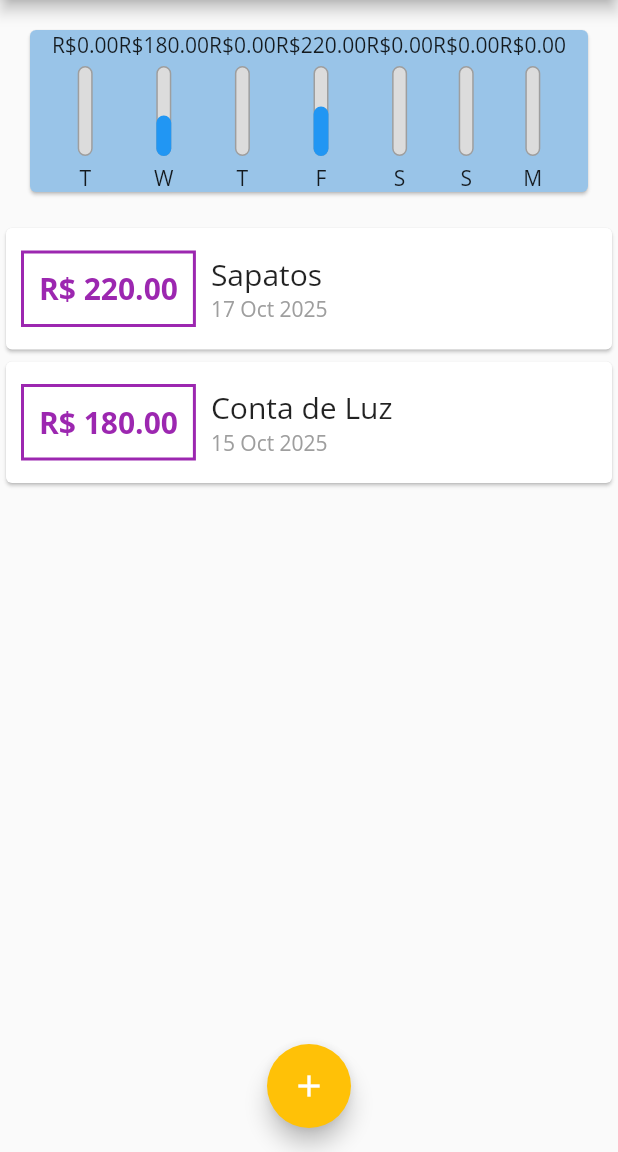
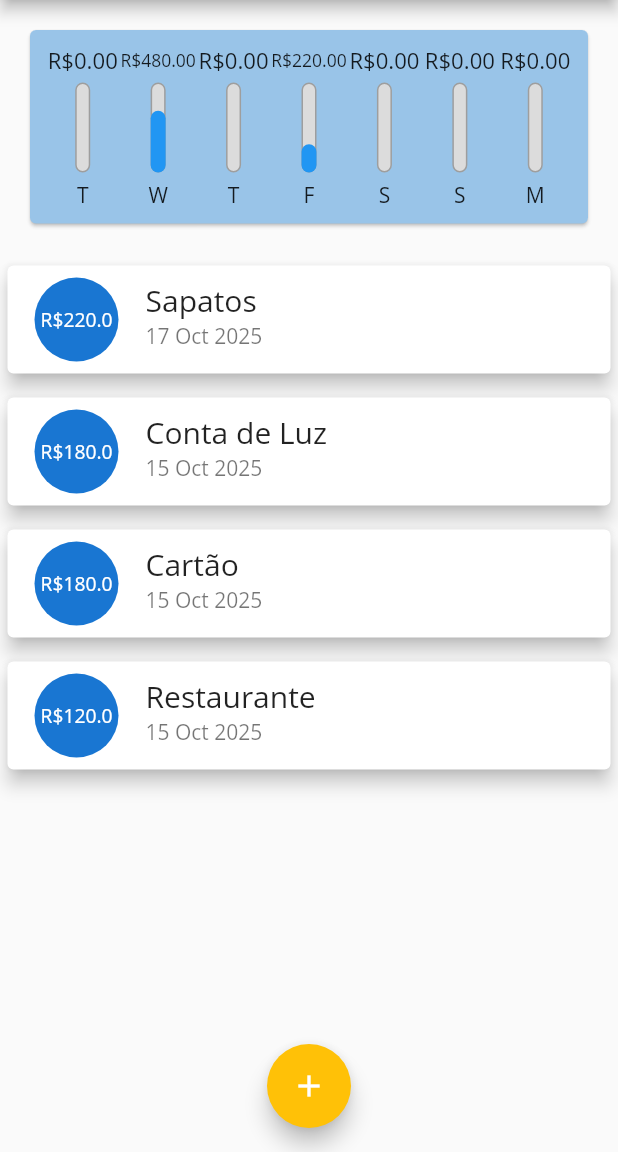
Before and after one commit to andreary1/expenses-app, a Flutter app: the screen it shows after launch, on a phone screen of 412 x 824 dp, the part 84-1236 px from its top. Run offline on Flutter 3.47's test engine with Material 3 defaults, Android fonts, the phone set to English and light mode, and no system bars; project files that could hold a hidden picture were left out.

Commit message:
improving chart widget

```diff
--- a/lib/components/chart.dart
+++ b/lib/components/chart.dart
@@ -43,15 +43,21 @@ class Chart extends StatelessWidget {
     return Card(
       margin: EdgeInsets.all(20),
       color: const Color.fromARGB(255, 153, 196, 232),
+      child: Padding(
+        padding: const EdgeInsets.all(10),
         child: Row(
-        mainAxisAlignment: MainAxisAlignment.center,
+          mainAxisAlignment: MainAxisAlignment.spaceAround,
           children: groupedTransactions.map((tr) {
-          return ChartBar(
+            return Flexible(
+              fit: FlexFit.tight,
+              child: ChartBar(
                 label: tr['day'] as String,
                 value: tr['value'] as double,
                 percentage: (tr['value'] as double) / _weekTotalValue,
+              ),
             );
           }).toList(),
+        ),
       ),
     );
   }
--- a/lib/components/chart_bar.dart
+++ b/lib/components/chart_bar.dart
@@ -10,11 +10,15 @@ class ChartBar extends StatelessWidget {
     required this.value,
     required this.percentage,
   });
+
   @override
   Widget build(BuildContext context) {
     return Column(
       children: <Widget>[
-        Text('R\$${value.toStringAsFixed(2)}'),
+        Container(
+          height: 20,
+          child: FittedBox(child: Text('R\$${value.toStringAsFixed(2)}')),
+        ),
         SizedBox(height: 5),
         Container(
           height: 60,
--- a/lib/components/transaction_list.dart
+++ b/lib/components/transaction_list.dart
@@ -29,40 +29,21 @@ class TransactionList extends StatelessWidget {
               itemBuilder: (ctx, index) {
                 final tr = transactions[index];
                 return Card(
-                  child: Row(
-                    children: [
-                      Container(
-                        margin: EdgeInsets.symmetric(
-                          horizontal: 10,
-                          vertical: 15,
-                        ),
-                        decoration: BoxDecoration(
-                          border: Border.all(color: Colors.purple, width: 2),
-                        ),
-                        padding: EdgeInsets.all(10),
-                        child: Text(
-                          'R\$ ${tr.value.toStringAsFixed(2)}',
-                          style: TextStyle(
-                            fontWeight: FontWeight.bold,
-                            fontSize: 20,
-                            color: Colors.purple,
-                          ),
-                        ),
+                  elevation: 5,
+                  margin: EdgeInsets.symmetric(vertical: 8, horizontal: 5),
+                  child: ListTile(
+                    leading: CircleAvatar(
+                      radius: 30,
+                      child: Padding(
+                        padding: const EdgeInsets.all(6),
+                        child: FittedBox(child: Text('R\$${tr.value}')),
                       ),
-                      Column(
-                        crossAxisAlignment: CrossAxisAlignment.start,
-                        children: [
-                          Text(
-                            tr.title,
-                            style: Theme.of(context).textTheme.titleLarge,
-                          ),
-                          Text(
-                            DateFormat('d MMM y').format(tr.date),
-                            style: TextStyle(color: Colors.grey),
-                          ),
-                        ],
-                      ),
-                    ],
+                    ),
+                    title: Text(
+                      tr.title,
+                      style: Theme.of(context).textTheme.titleLarge,
+                    ),
+                    subtitle: Text(DateFormat('d MMM y').format(tr.date)),
                   ),
                 );
               },
--- a/lib/main.dart
+++ b/lib/main.dart
@@ -60,6 +60,18 @@ class _MyHomePageState extends State<MyHomePage> {
       value: 180,
       date: DateTime.now().subtract(Duration(days: 5)),
     ),
+    Transaction(
+      id: 't3',
+      title: 'Cartão',
+      value: 180,
+      date: DateTime.now().subtract(Duration(days: 5)),
+    ),
+    Transaction(
+      id: 't4',
+      title: 'Restaurante',
+      value: 120,
+      date: DateTime.now().subtract(Duration(days: 5)),
+    ),
   ];
 
   List<Transaction> get _recentTransactions {
```
Lines whose indentation alone changed are shown as unchanged.
